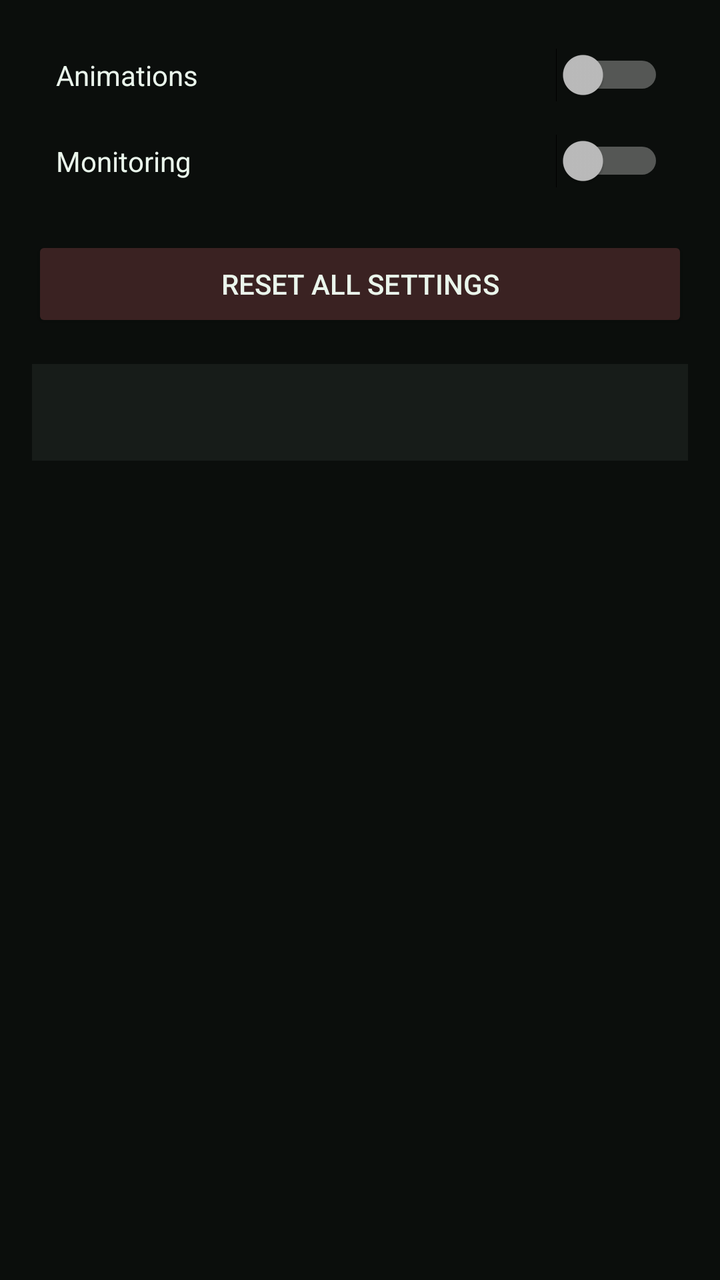
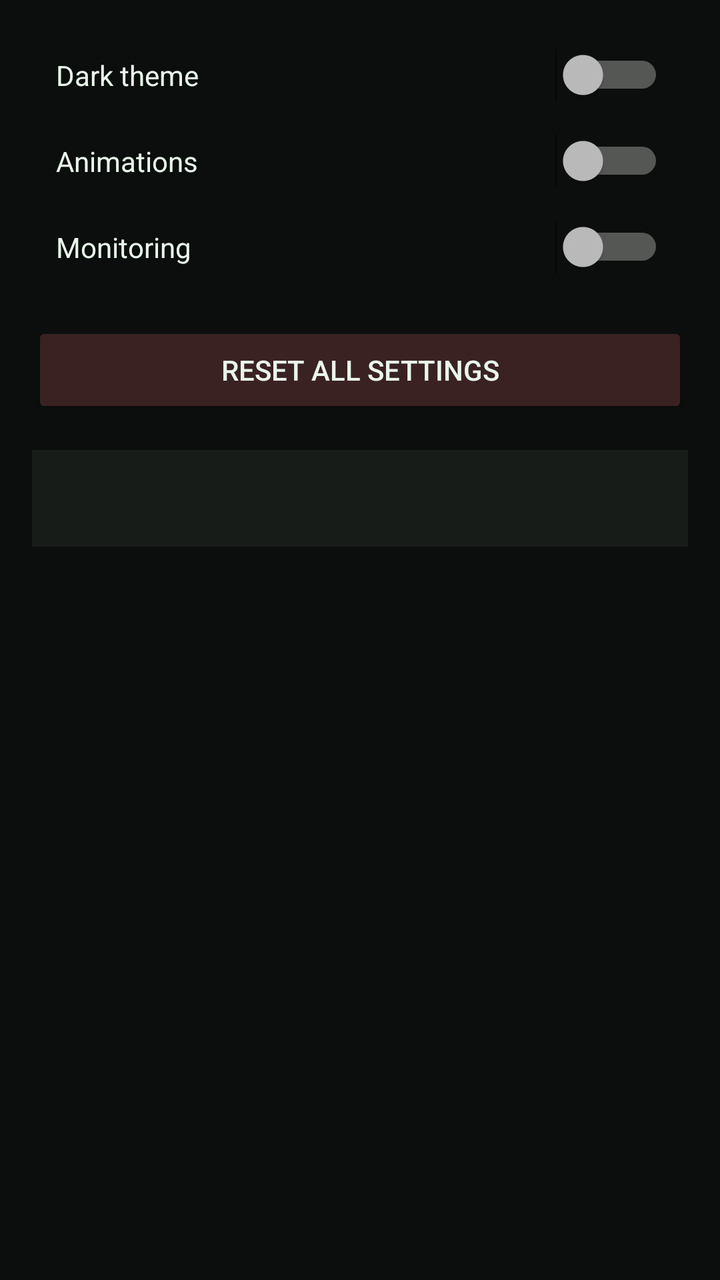

Screens rendered from an Android XML layout before and after an edit, with the pre-edit source and the edit as a unified diff.
<!-- AndroidManifest.xml: application theme AppTheme -->
<!-- res/layout/activity_settings.xml -->
<?xml version="1.0" encoding="utf-8"?>
<ScrollView xmlns:android="http://schemas.android.com/apk/res/android"
    android:layout_width="match_parent"
    android:layout_height="match_parent"
    android:background="@color/bg_black">

    <LinearLayout
        android:layout_width="match_parent"
        android:layout_height="wrap_content"
        android:orientation="vertical"
        android:padding="16dp">

        <Switch
            android:id="@+id/switch_animations"
            android:layout_width="match_parent"
            android:layout_height="wrap_content"
            android:padding="12dp"
            android:text="Animations"
            android:textColor="@color/text_primary" />

        <Switch
            android:id="@+id/switch_monitoring"
            android:layout_width="match_parent"
            android:layout_height="wrap_content"
            android:padding="12dp"
            android:text="Monitoring"
            android:textColor="@color/text_primary" />

        <Button
            android:id="@+id/reset_button"
            android:layout_width="match_parent"
            android:layout_height="wrap_content"
            android:layout_marginTop="16dp"
            android:text="Reset all settings"
            android:textColor="@color/text_primary"
            android:backgroundTint="#3A2222" />

        <TextView
            android:id="@+id/about_text"
            style="@style/CardText"
            android:layout_marginTop="16dp" />

    </LinearLayout>
</ScrollView>
<!-- resources referenced by this layout -->
<resources>
  <color name="bg_black">#0B0E0C</color>
  <color name="text_primary">#EAF6EC</color>
  <style name="CardText">
          <item name="android:layout_width">match_parent</item>
          <item name="android:layout_height">wrap_content</item>
          <item name="android:layout_marginTop">10dp</item>
          <item name="android:padding">14dp</item>
          <item name="android:background">@color/card_charcoal</item>
          <item name="android:textColor">@color/text_primary</item>
          <item name="android:textSize">15sp</item>
      </style>
  <style name="AppTheme" parent="android:Theme.Material.NoActionBar">
          <item name="android:colorPrimary">@color/neon_green</item>
          <item name="android:colorAccent">@color/cyan</item>
          <item name="android:windowBackground">@color/bg_black</item>
          <item name="android:statusBarColor">@color/bg_black</item>
          <item name="android:navigationBarColor">@color/bg_black</item>
      </style>
  <color name="card_charcoal">#171C19</color>
  <color name="neon_green">#39FF14</color>
  <color name="cyan">#00E5FF</color>
</resources>

<!-- the commit's change to res/layout/activity_settings.xml (unified diff, before → after) -->
@@ -9,6 +9,14 @@
         android:layout_height="wrap_content"
         android:orientation="vertical"
         android:padding="16dp">
+
+        <Switch
+            android:id="@+id/switch_dark"
+            android:layout_width="match_parent"
+            android:layout_height="wrap_content"
+            android:padding="12dp"
+            android:text="Dark theme"
+            android:textColor="@color/text_primary" />
 
         <Switch
             android:id="@+id/switch_animations"
